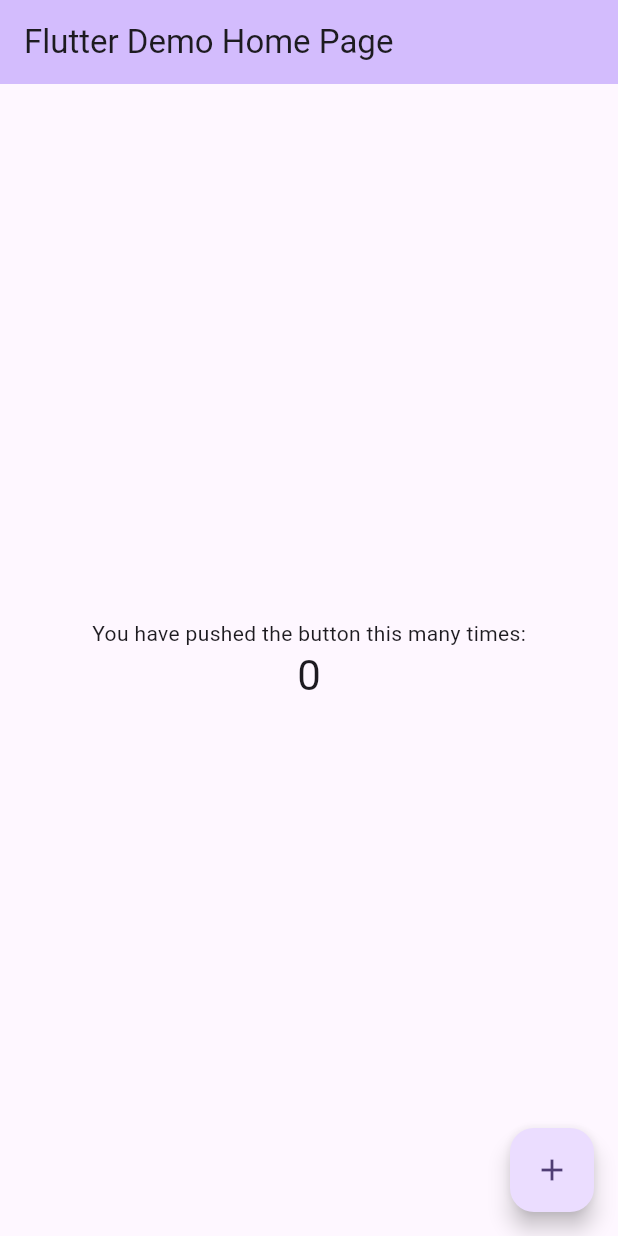
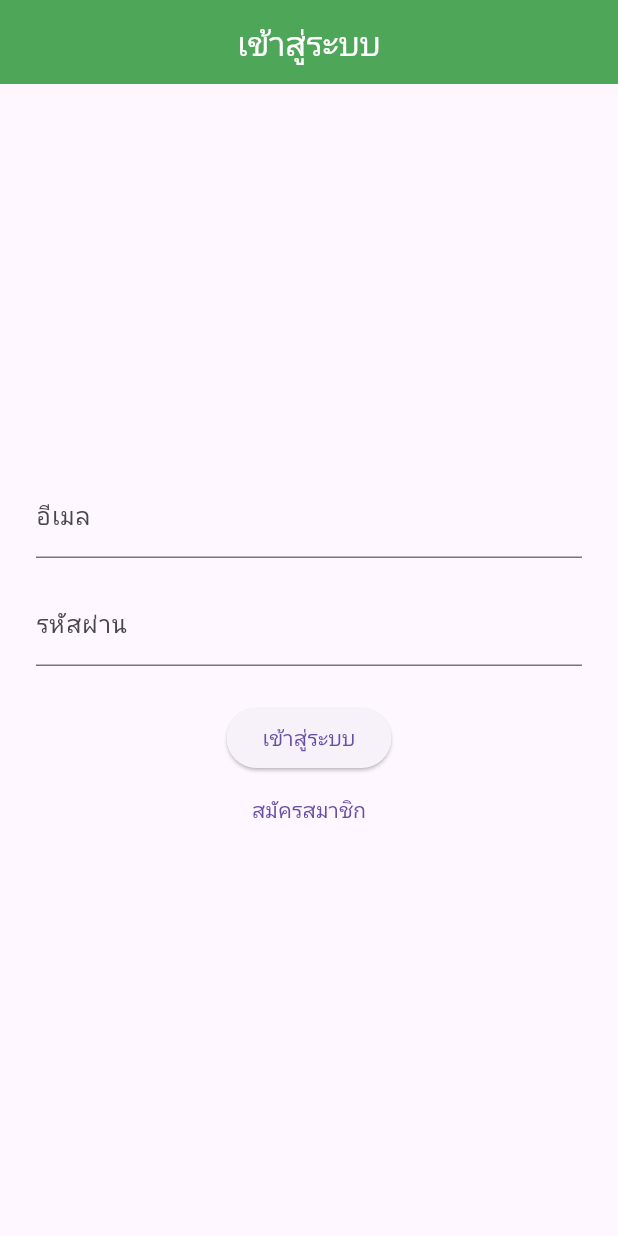
Before and after one commit to chayanut002za/CanteenApp, a Flutter app: the screen it shows after launch, on a phone screen of 412 x 824 dp. Run offline on Flutter 3.47's test engine with Material 3 defaults, Android fonts, the phone set to English and light mode, and no system bars; Roboto replaces fonts that are missing (Kanit).

Commit message:
แก้ไขหน้าเลือกโซนและเพิ่มฟีเจอร์ใหม่

```diff
--- a/lib/main.dart
+++ b/lib/main.dart
@@ -1,122 +1,40 @@
 import 'package:flutter/material.dart';
 
+
+import 'screens/select_zone_screen.dart';
+import 'screens/login_screen.dart';
+import 'screens/register_screen.dart';
+import 'screens/profile_screen.dart';
+
 void main() {
-  runApp(const MyApp());
+  runApp(const CashlessCanteenApp());
 }
 
-class MyApp extends StatelessWidget {
-  const MyApp({super.key});
+class CashlessCanteenApp extends StatelessWidget {
+  const CashlessCanteenApp({super.key});
 
-  // This widget is the root of your application.
   @override
   Widget build(BuildContext context) {
     return MaterialApp(
-      title: 'Flutter Demo',
+      title: 'Cashless Canteen',
+      debugShowCheckedModeBanner: false,
       theme: ThemeData(
-        // This is the theme of your application.
-        //
-        // TRY THIS: Try running your application with "flutter run". You'll see
-        // the application has a purple toolbar. Then, without quitting the app,
-        // try changing the seedColor in the colorScheme below to Colors.green
-        // and then invoke "hot reload" (save your changes or press the "hot
-        // reload" button in a Flutter-supported IDE, or press "r" if you used
-        // the command line to start the app).
-        //
-        // Notice that the counter didn't reset back to zero; the application
-        // state is not lost during the reload. To reset the state, use hot
-        // restart instead.
-        //
-        // This works for code too, not just values: Most code changes can be
-        // tested with just a hot reload.
-        colorScheme: ColorScheme.fromSeed(seedColor: Colors.deepPurple),
+        primarySwatch: Colors.green,
+        fontFamily: 'Kanit',
+        appBarTheme: const AppBarTheme(
+          backgroundColor: Colors.green, // สีของแถบ title bar
+          foregroundColor: Colors.white, // สีของตัวหนังสือและ icon
+          elevation: 4,
+          centerTitle: true,
+        ),
       ),
-      home: const MyHomePage(title: 'Flutter Demo Home Page'),
+      initialRoute: '/login',
+      routes: {
+        '/login': (context) => const LoginScreen(),
+        '/register': (context) => const RegisterScreen(),
+        '/select-zone': (context) => SelectZoneScreen(),
+        '/profile': (context) => const ProfileScreen(),
+      },
     );
   }
 }
-
-class MyHomePage extends StatefulWidget {
-  const MyHomePage({super.key, required this.title});
-
-  // This widget is the home page of your application. It is stateful, meaning
-  // that it has a State object (defined below) that contains fields that affect
-  // how it looks.
-
-  // This class is the configuration for the state. It holds the values (in this
-  // case the title) provided by the parent (in this case the App widget) and
-  // used by the build method of the State. Fields in a Widget subclass are
-  // always marked "final".
-
-  final String title;
-
-  @override
-  State<MyHomePage> createState() => _MyHomePageState();
-}
-
-class _MyHomePageState extends State<MyHomePage> {
-  int _counter = 0;
-
-  void _incrementCounter() {
-    setState(() {
-      // This call to setState tells the Flutter framework that something has
-      // changed in this State, which causes it to rerun the build method below
-      // so that the display can reflect the updated values. If we changed
-      // _counter without calling setState(), then the build method would not be
-      // called again, and so nothing would appear to happen.
-      _counter++;
-    });
-  }
-
-  @override
-  Widget build(BuildContext context) {
-    // This method is rerun every time setState is called, for instance as done
-    // by the _incrementCounter method above.
-    //
-    // The Flutter framework has been optimized to make rerunning build methods
-    // fast, so that you can just rebuild anything that needs updating rather
-    // than having to individually change instances of widgets.
-    return Scaffold(
-      appBar: AppBar(
-        // TRY THIS: Try changing the color here to a specific color (to
-        // Colors.amber, perhaps?) and trigger a hot reload to see the AppBar
-        // change color while the other colors stay the same.
-        backgroundColor: Theme.of(context).colorScheme.inversePrimary,
-        // Here we take the value from the MyHomePage object that was created by
-        // the App.build method, and use it to set our appbar title.
-        title: Text(widget.title),
-      ),
-      body: Center(
-        // Center is a layout widget. It takes a single child and positions it
-        // in the middle of the parent.
-        child: Column(
-          // Column is also a layout widget. It takes a list of children and
-          // arranges them vertically. By default, it sizes itself to fit its
-          // children horizontally, and tries to be as tall as its parent.
-          //
-          // Column has various properties to control how it sizes itself and
-          // how it positions its children. Here we use mainAxisAlignment to
-          // center the children vertically; the main axis here is the vertical
-          // axis because Columns are vertical (the cross axis would be
-          // horizontal).
-          //
-          // TRY THIS: Invoke "debug painting" (choose the "Toggle Debug Paint"
-          // action in the IDE, or press "p" in the console), to see the
-          // wireframe for each widget.
-          mainAxisAlignment: MainAxisAlignment.center,
-          children: <Widget>[
-            const Text('You have pushed the button this many times:'),
-            Text(
-              '$_counter',
-              style: Theme.of(context).textTheme.headlineMedium,
-            ),
-          ],
-        ),
-      ),
-      floatingActionButton: FloatingActionButton(
-        onPressed: _incrementCounter,
-        tooltip: 'Increment',
-        child: const Icon(Icons.add),
-      ), // This trailing comma makes auto-formatting nicer for build methods.
-    );
-  }
-}
--- /dev/null
+++ b/lib/screens/login_screen.dart
@@ -0,0 +1,80 @@
+import 'package:flutter/material.dart';
+
+class LoginScreen extends StatefulWidget {
+  const LoginScreen({super.key});
+
+  @override
+  State<LoginScreen> createState() => _LoginScreenState();
+}
+
+class _LoginScreenState extends State<LoginScreen> {
+  final TextEditingController _emailController = TextEditingController();
+  final TextEditingController _passwordController = TextEditingController();
+  String? _errorText;
+
+  // mock user
+  final String _mockEmail = 'user@example.com';
+  final String _mockPassword = '123456';
+
+  void _login() {
+    final email = _emailController.text.trim();
+    final password = _passwordController.text;
+    if (email == _mockEmail && password == _mockPassword) {
+      setState(() {
+        _errorText = null;
+      });
+      Navigator.pushReplacementNamed(context, '/select-zone');
+    } else {
+      setState(() {
+        _errorText = 'อีเมลหรือรหัสผ่านไม่ถูกต้อง';
+      });
+    }
+  }
+
+  @override
+  Widget build(BuildContext context) {
+    return Scaffold(
+      appBar: AppBar(title: const Text('เข้าสู่ระบบ')),
+      body: Padding(
+        padding: const EdgeInsets.all(24.0),
+        child: Column(
+          mainAxisAlignment: MainAxisAlignment.center,
+          children: [
+            TextField(
+              controller: _emailController,
+              decoration: const InputDecoration(labelText: 'อีเมล'),
+            ),
+            const SizedBox(height: 16),
+            TextField(
+              controller: _passwordController,
+              decoration: const InputDecoration(labelText: 'รหัสผ่าน'),
+              obscureText: true,
+            ),
+            if (_errorText != null) ...[
+              const SizedBox(height: 12),
+              Text(_errorText!, style: const TextStyle(color: Colors.red)),
+            ],
+            const SizedBox(height: 24),
+            ElevatedButton(
+              onPressed: _login,
+              child: const Text('เข้าสู่ระบบ'),
+            ),
+            TextButton(
+              onPressed: () {
+                Navigator.pushNamed(context, '/register');
+              },
+              child: const Text('สมัครสมาชิก'),
+            ),
+          ],
+        ),
+      ),
+    );
+  }
+
+  @override
+  void dispose() {
+    _emailController.dispose();
+    _passwordController.dispose();
+    super.dispose();
+  }
+}
```
Also changed, not shown: lib/screens/order_screen.dart (added, +12 -0 lines), lib/screens/profile_screen.dart (added, +38 -0 lines), lib/screens/register_screen.dart (added, +46 -0 lines), lib/screens/select_zone_screen.dart (added, +121 -0 lines).
